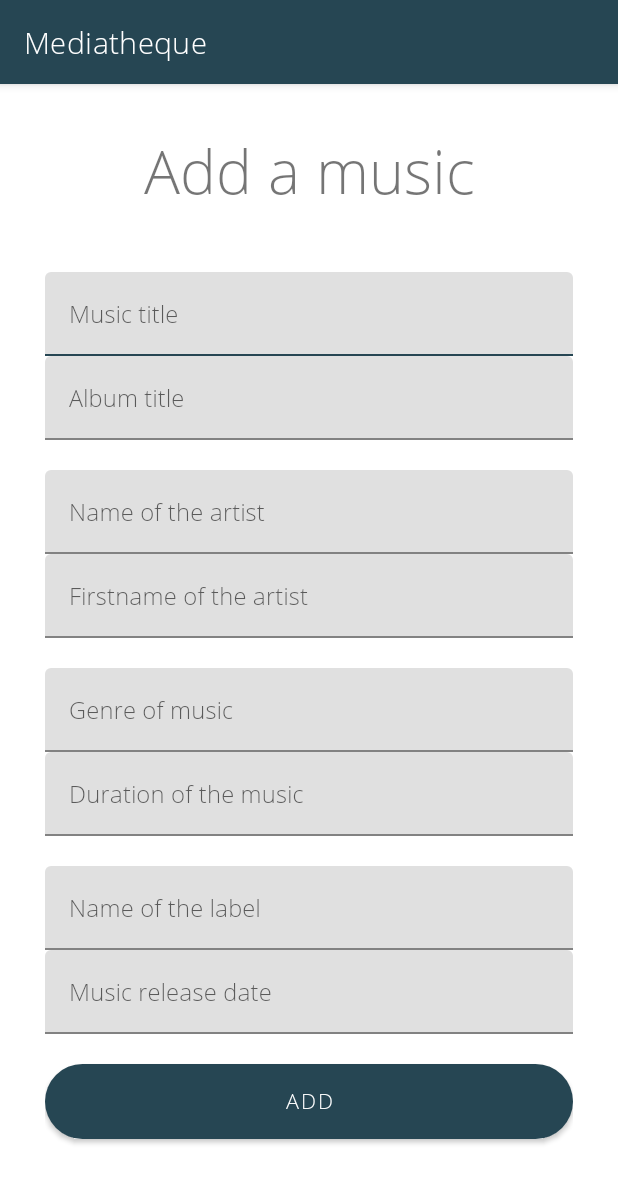
After one commit to pfeMediatheque/Mediatheque, an Android app: the MusicAddUpdate screen opened directly, with no data from a screen before it, on a phone screen of 412 x 824 dp. The commit adds this screen. Shown: the top 1183 px of the screen. Run offline under Robolectric (Android 15) with nearby library versions, the phone set to English and light mode, and no system bars; our stand-ins replace Firebase (no records; nobody signed in at launch, a user with empty details on screens opened directly).

Commit message:
Add,edit,delete music

```diff
--- a/app/src/main/AndroidManifest.xml
+++ b/app/src/main/AndroidManifest.xml
@@ -13,6 +13,7 @@
         android:supportsRtl="true"
         android:theme="@style/Theme.Mediatheque"
         tools:ignore="AllowBackup">
+        <activity android:name=".ui.music.MusicAddUpdate"></activity>
         <activity
             android:name=".ui.movie.MovieAddUpdate"
             android:theme="@style/Theme.Mediatheque.NoActionBar" />
--- /dev/null
+++ b/app/src/main/res/layout/activity_add_music.xml
@@ -0,0 +1,164 @@
+<?xml version="1.0" encoding="utf-8"?>
+<LinearLayout xmlns:android="http://schemas.android.com/apk/res/android"
+    xmlns:tools="http://schemas.android.com/tools"
+    android:layout_width="match_parent"
+    android:layout_height="match_parent"
+    tools:context=".ui.music.MusicAddUpdate"
+
+    android:orientation="vertical"
+    android:padding="30dp">
+
+    <TextView
+        android:layout_width="match_parent"
+        android:layout_height="wrap_content"
+        android:textAlignment="center"
+        android:text="@string/add_a_music"
+        android:textSize="40sp"
+        android:layout_marginBottom="20dp"
+        android:gravity="center_horizontal">
+    </TextView>
+
+    <com.google.android.material.textfield.TextInputLayout
+        android:layout_width="match_parent"
+        android:layout_height="wrap_content"
+        android:focusable="true"
+        android:focusableInTouchMode="true">
+
+        <EditText
+            android:layout_marginTop="20dp"
+            android:id="@+id/editTextMusicTitle_AddMusic"
+            android:layout_width="match_parent"
+            android:layout_height="wrap_content"
+            android:ems="10"
+            android:hint="@string/music_title"
+            android:inputType="text"
+            android:importantForAutofill="no" />
+    </com.google.android.material.textfield.TextInputLayout>
+
+    <com.google.android.material.textfield.TextInputLayout
+        android:layout_width="match_parent"
+        android:layout_height="wrap_content"
+        android:focusable="true"
+        android:focusableInTouchMode="true">
+
+        <EditText
+            android:id="@+id/editTextAlbumTitle_AddMusic"
+            android:layout_width="match_parent"
+            android:layout_height="wrap_content"
+            android:ems="10"
+            android:hint="@string/album_title"
+            android:inputType="text"
+            android:importantForAutofill="no" />
+    </com.google.android.material.textfield.TextInputLayout>
+
+    <com.google.android.material.textfield.TextInputLayout
+        android:layout_width="match_parent"
+        android:layout_height="wrap_content"
+        android:focusable="true"
+        android:focusableInTouchMode="true">
+
+        <EditText
+            android:layout_marginTop="20dp"
+            android:id="@+id/editTextNameOfTheArtist_AddMusic"
+            android:layout_width="match_parent"
+            android:layout_height="wrap_content"
+            android:ems="10"
+            android:hint="@string/name_of_the_artist"
+            android:inputType="text"
+            android:importantForAutofill="no" />
+    </com.google.android.material.textfield.TextInputLayout>
+
+    <com.google.android.material.textfield.TextInputLayout
+        android:layout_width="match_parent"
+        android:layout_height="wrap_content"
+        android:focusable="true"
+        android:focusableInTouchMode="true">
+
+        <EditText
+            android:id="@+id/editTextFirstNameOfTheArtist_AddMusic"
+            android:layout_width="match_parent"
+            android:layout_height="wrap_content"
+            android:ems="10"
+            android:hint="@string/firstname_of_the_artist"
+            android:inputType="text"
+            android:importantForAutofill="no" />
+    </com.google.android.material.textfield.TextInputLayout>
+
+
+
+    <com.google.android.material.textfield.TextInputLayout
+        android:layout_width="match_parent"
+        android:layout_height="wrap_content"
+        android:focusable="true"
+        android:focusableInTouchMode="true">
+
+        <EditText
+            android:layout_marginTop="20dp"
+            android:id="@+id/editTextGenreOfMusic_AddMusic"
+            android:layout_width="match_parent"
+            android:layout_height="wrap_content"
+            android:ems="10"
+            android:hint="@string/genre_of_music"
+            android:inputType="text"
+            android:importantForAutofill="no" />
+    </com.google.android.material.textfield.TextInputLayout>
+
+    <com.google.android.material.textfield.TextInputLayout
+        android:layout_width="match_parent"
+        android:layout_height="wrap_content"
+        android:focusable="true"
+        android:focusableInTouchMode="true">
+
+        <EditText
+            android:id="@+id/editTextDurationOfTheMusic_AddMusic"
+            android:layout_width="match_parent"
+            android:layout_height="wrap_content"
+            android:ems="10"
+            android:hint="@string/duration_of_the_music"
+            android:inputType="number"
+            android:importantForAutofill="no" />
+    </com.google.android.material.textfield.TextInputLayout>
+
+    <com.google.android.material.textfield.TextInputLayout
+        android:layout_width="match_parent"
+        android:layout_height="wrap_content"
+        android:focusable="true"
+        android:focusableInTouchMode="true">
+
+        <EditText
+            android:layout_marginTop="20dp"
+            android:id="@+id/editTextNameOfTheLabel_AddMusic"
+            android:layout_width="match_parent"
+            android:layout_height="wrap_content"
+            android:ems="10"
+            android:hint="@string/name_of_the_label"
+            android:inputType="text"
+            android:importantForAutofill="no" />
+    </com.google.android.material.textfield.TextInputLayout>
+
+    <com.google.android.material.textfield.TextInputLayout
+        android:layout_width="match_parent"
+        android:layout_height="wrap_content"
+        android:focusable="true"
+        android:focusableInTouchMode="true">
+
+        <EditText
+            android:id="@+id/editTextMusicReleaseDate_AddMusic"
+            android:layout_width="match_parent"
+            android:layout_height="wrap_content"
+            android:ems="10"
+            android:hint="@string/music_release_date"
+            android:inputType="date"
+            android:importantForAutofill="no" />
+    </com.google.android.material.textfield.TextInputLayout>
+
+    <Button
+        android:id="@+id/buttonAdd_AddMusic"
+        android:layout_width="match_parent"
+        android:layout_height="50dp"
+        android:layout_marginTop="20dp"
+        android:background="@drawable/button_rounded"
+        android:text="@string/add"
+        android:textColor="#FFFFFF" />
+
+</LinearLayout>
--- a/app/src/main/res/values/strings.xml
+++ b/app/src/main/res/values/strings.xml
@@ -63,4 +63,24 @@
     <string name="releasedate_movie_cardview">ReleaseDate</string>
     <string name="durationofthemovie_movie_cardview">DurationOfTheMovie</string>
 
+    <string name="add_a_music">Add a music</string>
+    <string name="name_of_the_artist">Name of the artist</string>
+    <string name="firstname_of_the_artist">Firstname of the artist</string>
+    <string name="music_title">Music title</string>
+    <string name="album_title">Album title</string>
+    <string name="genre_of_music">Genre of music</string>
+    <string name="duration_of_the_music">Duration of the music</string>
+    <string name="name_of_the_label">Name of the label</string>
+    <string name="music_release_date">Music release date</string>
+
+    <string name="title_music_cardview">Title</string>
+    <string name="albumtitle_music_cardview">AlbumTitle</string>
+    <string name="slash_music_cardview">/</string>
+    <string name="nameoftheartist_music_cardview">NameOfTheArtist</string>
+    <string name="firstnameoftheartist_music_cardview">FirstNameOfTheArtist</string>
+    <string name="genreofmusic_music_cardview">GenreOfMusic</string>
+    <string name="durationofthemusic_music_cardview">DurationOfTheMusic</string>
+    <string name="nameofthelabel_music_cardview">NameOfTheLabel</string>
+    <string name="musicreleasedate_music_cardview">MusicReleaseDate</string>
+
 </resources>
```
Also changed, not shown: app/src/main/java/com/example/mediatheque/ui/music/MusicAdapter.java (added, +106 -0 lines), app/src/main/java/com/example/mediatheque/ui/music/MusicAddUpdate.java (added, +181 -0 lines), app/src/main/java/com/example/mediatheque/ui/music/MusicFragment.java (+44 -2 lines), app/src/main/java/com/example/mediatheque/ui/music/MusicModel.java (added, +45 -0 lines), app/src/main/java/com/example/mediatheque/ui/music/MusicTouchHelper.java (added, +34 -0 lines), app/src/main/res/layout/fragment_music.xml (+11 -2 lines), app/src/main/res/layout/music_cardview.xml (added, +117 -0 lines).
